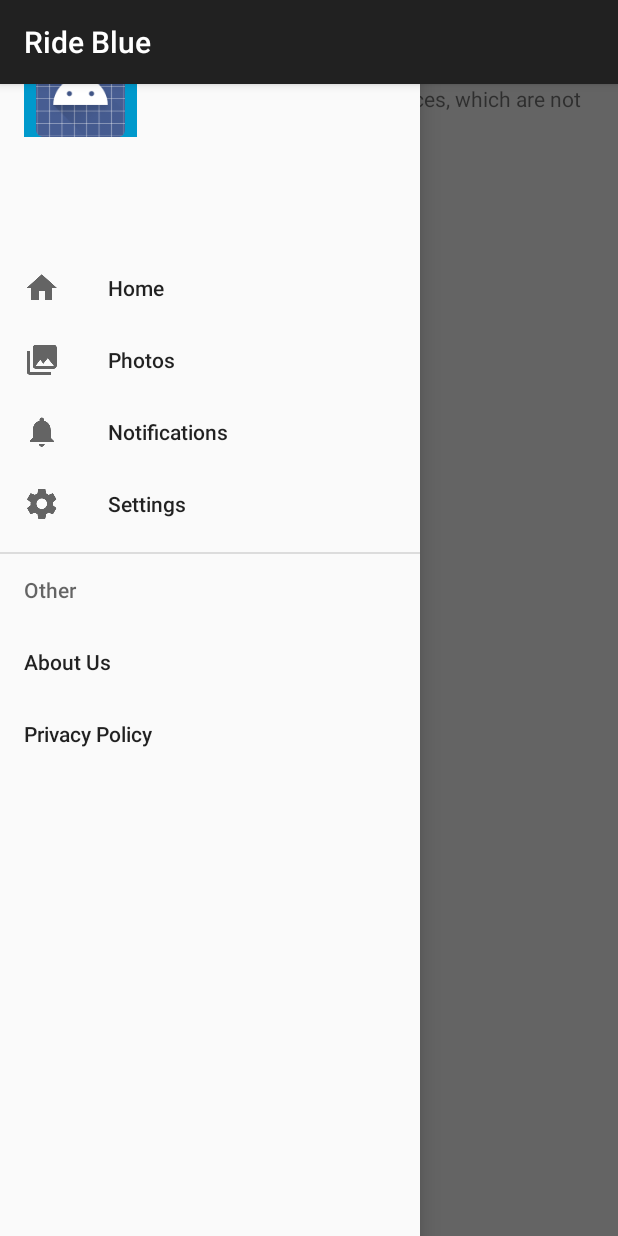
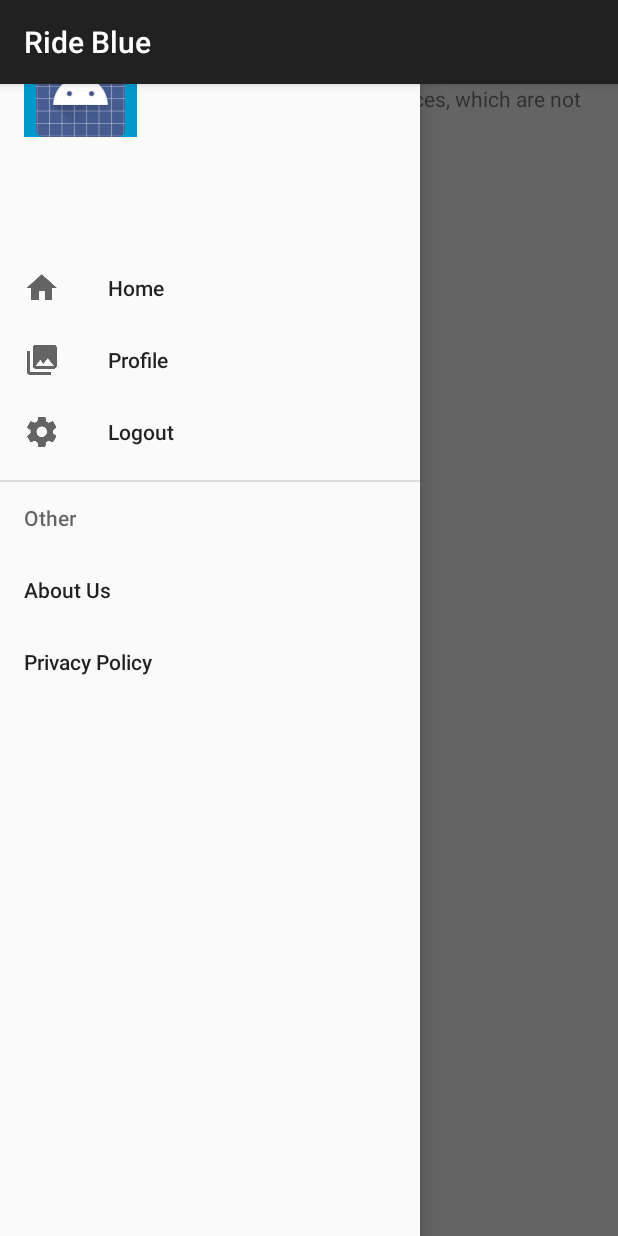
Before and after one commit to vetrady/RideBlue, an Android app: the MapsActivity screen opened directly, with no data from a screen before it, with the side drawer open, on a phone screen of 412 x 824 dp. Run offline under Robolectric (Android 15) with nearby library versions, the phone set to English and light mode, and no system bars.

Commit message:
Update App image and Menu item list

```diff
--- a/app/src/main/res/layout/app_bar_main.xml
+++ b/app/src/main/res/layout/app_bar_main.xml
@@ -6,7 +6,7 @@
     android:layout_height="match_parent"
     android:fitsSystemWindows="true"
     tools:context=".MapsActivity">
-<!--
+    <!--
     <android.support.design.widget.AppBarLayout
         android:layout_width="match_parent"
         android:layout_height="wrap_content"
@@ -25,6 +25,6 @@
         android:id="@+id/frame"
         android:layout_width="match_parent"
         android:layout_height="match_parent"
-        app:layout_behavior="@string/appbar_scrolling_view_behavior"/>
+        app:layout_behavior="@string/appbar_scrolling_view_behavior" />
 
 </android.support.design.widget.CoordinatorLayout>
--- a/app/src/main/res/menu/activity_main_drawer.xml
+++ b/app/src/main/res/menu/activity_main_drawer.xml
@@ -9,17 +9,12 @@
         <item
             android:id="@+id/nav_photos"
             android:icon="@drawable/ic_photo_library_black_24dp"
-            android:title="@string/nav_photos" />
+            android:title="@string/nav_profile" />
 
         <item
-            android:id="@+id/nav_notifications"
-            android:icon="@drawable/ic_notifications_black_24dp"
-            android:title="@string/nav_notifications" />
-
-        <item
-            android:id="@+id/nav_settings"
+            android:id="@+id/nav_logout"
             android:icon="@drawable/ic_settings_black_24dp"
-            android:title="@string/nav_settings" />
+            android:title="@string/nav_logout" />
     </group>
 
     <item android:title="Other">
--- a/app/src/main/res/values/strings.xml
+++ b/app/src/main/res/values/strings.xml
@@ -58,15 +58,13 @@
 
     <!-- Navigation Drawer menu labels -->
     <string name="nav_home">Home</string>
-    <string name="nav_photos">Photos</string>
-    <string name="nav_movies">Movies</string>
-    <string name="nav_notifications">Notifications</string>
-    <string name="nav_settings">Settings</string>
+    <string name="nav_profile">Profile</string>
+    <string name="nav_logout">Logout</string>
     <string name="nav_about_us">About Us</string>
     <!-- Toolbar titles when navigation menu item is selected -->
     <string-array name="nav_item_activity_titles">
         <item>Home</item>
-        <item>Photos</item>
+        <item>Profile</item>
         <item>Movies</item>
         <item>Notifications</item>
         <item>Settings</item>
```
Also changed, not shown: app/src/main/res/drawable-hdpi/googleg_color.png, app/src/main/res/drawable-mdpi/googleg_color.png, app/src/main/res/drawable-xhdpi/googleg_color.png, app/src/main/res/drawable-xxhdpi/googleg_color.png, app/src/main/res/drawable/ic_launcher_big.png, app/src/main/res/mipmap-hdpi/ic_launcher.png, app/src/main/res/mipmap-mdpi/ic_launcher.png, app/src/main/res/mipmap-xhdpi/ic_launcher.png, app/src/main/res/mipmap-xxhdpi/ic_launcher.png, app/src/main/res/mipmap-xxxhdpi/ic_launcher.png.
